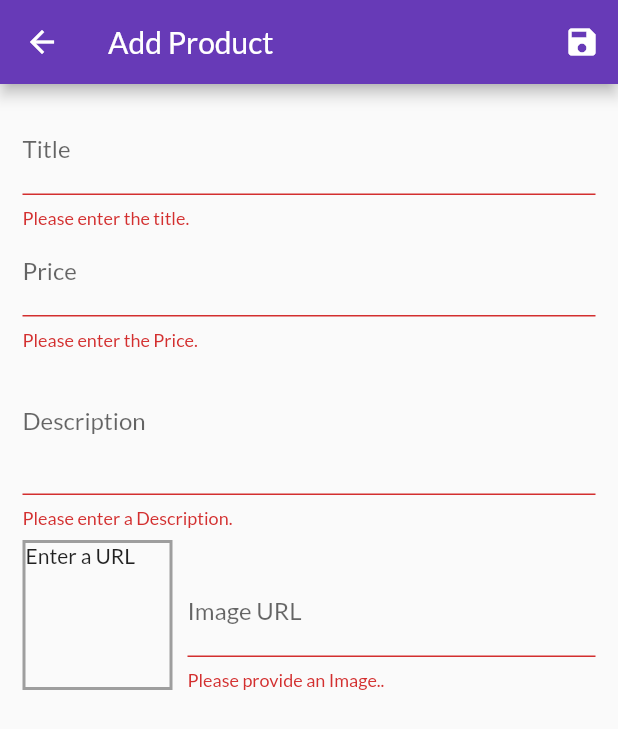
After one commit to parimal5/my-shop, a Flutter app: the EditProductScreen screen opened by its route, after a tap on the "save" icon, on a phone screen of 412 x 824 dp. The commit adds this screen. Shown: the top 729 px of the screen. Run offline on Flutter 3.47's test engine with Material 2 defaults, Android fonts, the phone set to English and light mode, and no system bars; network calls fail.

Commit message:
Added forms to take user input.

```diff
--- a/lib/main.dart
+++ b/lib/main.dart
@@ -4,6 +4,8 @@ import 'package:provider/provider.dart';
 import 'provider/cart.dart';
 import 'provider/orders.dart';
 import 'provider/products.dart';
+import 'screen/edit_product_scrren.dart';
+import 'screen/user_product_screen.dart';
 import 'screen/cart_screen.dart';
 import 'screen/oders_screen.dart';
 import 'screen/product_detail_screen.dart';
@@ -37,6 +39,8 @@ class MyApp extends StatelessWidget {
           ProductDetailScreen.routeName: (ctx) => ProductDetailScreen(),
           CartScreen.routeName: (ctx) => CartScreen(),
           OrdersScreen.routeName: (ctx) => OrdersScreen(),
+          UserProductScreen.routeName: (ctx) => UserProductScreen(),
+          EditProductScreen.routeName: (ctx) => EditProductScreen(),
         },
       ),
     );
--- a/lib/provider/products.dart
+++ b/lib/provider/products.dart
@@ -34,7 +34,7 @@ class ProductsProvider with ChangeNotifier {
       id: 'p4',
       title: 'Rasberry pi',
       description: 'Raspberry Pi 3 Model B+, SoC, IoT, PoE Enabled SBC.',
-      price: 100000.00,
+      price: 10000.00,
       imageUrl:
           'https://images-na.ssl-images-amazon.com/images/I/71IOISwSYZL._AC_SL1400_.jpg',
     ),
@@ -53,6 +53,7 @@ class ProductsProvider with ChangeNotifier {
   }
 
   void addProduct() {
+    final newProduct =
     notifyListeners();
   }
 }
--- /dev/null
+++ b/lib/screen/edit_product_scrren.dart
@@ -0,0 +1,197 @@
+import 'package:flutter/material.dart';
+
+import '../provider/product.dart';
+
+class EditProductScreen extends StatefulWidget {
+  static const routeName = '/edit-product';
+  @override
+  _EditProductScreenState createState() => _EditProductScreenState();
+}
+
+class _EditProductScreenState extends State<EditProductScreen> {
+  final _imageUrlController = TextEditingController();
+  final _imageUrlFocusNode = FocusNode();
+  final _form = GlobalKey<FormState>();
+
+  var _editedProduct = Product(
+    id: null,
+    title: '',
+    description: '',
+    price: 0,
+    imageUrl: '',
+  );
+
+  @override
+  void initState() {
+    _imageUrlFocusNode.addListener(_updateImageUrl);
+    super.initState();
+  }
+
+  @override
+  void dispose() {
+    _imageUrlController.dispose();
+    _imageUrlFocusNode.dispose();
+    _imageUrlFocusNode.removeListener(_updateImageUrl);
+    super.dispose();
+  }
+
+  void _updateImageUrl() {
+    if (!_imageUrlFocusNode.hasFocus) {
+      if ((!_imageUrlController.text.startsWith('http') &&
+              !_imageUrlController.text.startsWith('https')) ||
+          (!_imageUrlController.text.endsWith('.jpg') &&
+              !_imageUrlController.text.endsWith('.png') &&
+              !_imageUrlController.text.endsWith('.jpge'))) return;
+      return;
+      setState(() {});
+    }
+  }
+
+  void _saveForm() {
+    final isValid = _form.currentState.validate();
+    if (!isValid) return;
+    _form.currentState.save();
+  }
+
+  @override
+  Widget build(BuildContext context) {
+    return Scaffold(
+      appBar: AppBar(
+        title: Text('Add Product'),
+        actions: [
+          IconButton(onPressed: _saveForm, icon: Icon(Icons.save)),
+        ],
+      ),
+      body: Padding(
+        padding: const EdgeInsets.all(15),
+        child: Form(
+          key: _form,
+          child: SingleChildScrollView(
+            child: Column(
+              children: [
+                TextFormField(
+                  decoration: InputDecoration(labelText: 'Title'),
+                  textInputAction: TextInputAction.next,
+                  onSaved: (value) {
+                    Product(
+                      id: null,
+                      title: value,
+                      description: _editedProduct.description,
+                      price: _editedProduct.price,
+                      imageUrl: _editedProduct.imageUrl,
+                    );
+                  },
+                  validator: (value) {
+                    if (value.isEmpty)
+                      return 'Please enter the title.';
+                    else
+                      return null;
+                  },
+                ),
+                TextFormField(
+                  decoration: InputDecoration(labelText: 'Price'),
+                  textInputAction: TextInputAction.next,
+                  keyboardType: TextInputType.number,
+                  onSaved: (value) {
+                    Product(
+                      id: null,
+                      title: _editedProduct.title,
+                      description: _editedProduct.description,
+                      price: double.parse(value),
+                      imageUrl: _editedProduct.imageUrl,
+                    );
+                  },
+                  validator: (value) {
+                    if (value.isEmpty) return 'Please enter the Price.';
+                    if (double.tryParse(value) == null)
+                      return 'Please enter valid number';
+                    if (double.parse(value) <= 0)
+                      return 'Please enter price more than 0';
+                    return null;
+                  },
+                ),
+                TextFormField(
+                  decoration: InputDecoration(labelText: 'Description'),
+                  maxLines: 3,
+                  keyboardType: TextInputType.multiline,
+                  onSaved: (value) {
+                    Product(
+                      id: null,
+                      title: _editedProduct.title,
+                      description: value,
+                      price: _editedProduct.price,
+                      imageUrl: _editedProduct.imageUrl,
+                    );
+                  },
+                  validator: (value) {
+                    if (value.isEmpty) return 'Please enter a Description.';
+                    if (value.length < 10)
+                      return 'Enter some detail about product';
+                    return null;
+                  },
+                ),
+                Row(
+                  crossAxisAlignment: CrossAxisAlignment.end,
+                  children: [
+                    Container(
+                      width: 100,
+                      height: 100,
+                      margin: EdgeInsets.only(top: 8, right: 10),
+                      decoration: BoxDecoration(
+                        border: Border.all(
+                          width: 2,
+                          color: Colors.grey,
+                        ),
+                      ),
+                      child: _imageUrlController.text.isEmpty
+                          ? Text('Enter a URL')
+                          : FittedBox(
+                              child: Image.network(
+                                _imageUrlController.text,
+                                fit: BoxFit.cover,
+                              ),
+                            ),
+                    ),
+                    Expanded(
+                      child: TextFormField(
+                        decoration: InputDecoration(labelText: 'Image URL'),
+                        keyboardType: TextInputType.url,
+                        textInputAction: TextInputAction.done,
+                        controller: _imageUrlController,
+                        focusNode: _imageUrlFocusNode,
+                        onFieldSubmitted: (_) => _saveForm(),
+                        onEditingComplete: () {
+                          setState(() {});
+                        },
+                        onSaved: (value) {
+                          Product(
+                            id: null,
+                            title: _editedProduct.title,
+                            description: _editedProduct.description,
+                            price: _editedProduct.price,
+                            imageUrl: value,
+                          );
+                        },
+                        validator: (value) {
+                          if (value.isEmpty) return 'Please provide an Image..';
+                          if (!value.startsWith('http') &&
+                              !value.startsWith('https'))
+                            return 'Please Enter a valid URL.';
+                          if (!value.endsWith('.jpg') &&
+                              !value.endsWith('.png') &&
+                              !value.endsWith('.jpge'))
+                            return 'Please enter an Image Url';
+                          return null;
+                        },
+                      ),
+                    )
+                  ],
+                ),
+              ],
+            ),
+          ),
+        ),
+      ),
+    );
+  }
+}
--- a/lib/widget/product_grid.dart
+++ b/lib/widget/product_grid.dart
@@ -9,7 +9,6 @@ class ProductsGrid extends StatelessWidget {
 
   ProductsGrid(this.showFavourite);
 
-  @override
   Widget build(BuildContext context) {
     final productData = Provider.of<ProductsProvider>(context);
 
```
Also changed, not shown: lib/provider/cart.dart (+19 -0 lines), lib/screen/product_detail_screen.dart (+15 -5 lines), lib/screen/user_product_screen.dart (added, +45 -0 lines), lib/widget/app_drawer.dart (+13 -2 lines), lib/widget/cart_item.dart (+31 -0 lines), lib/widget/product_item.dart (+24 -5 lines), lib/widget/user_product_item.dart (added, +42 -0 lines).
